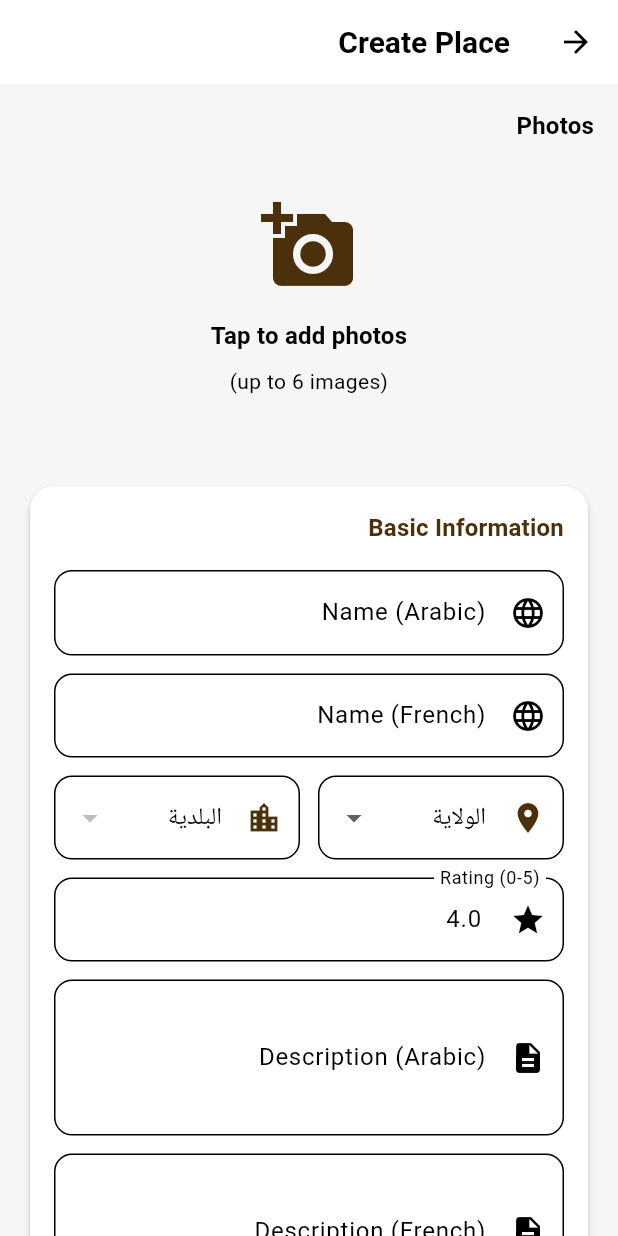
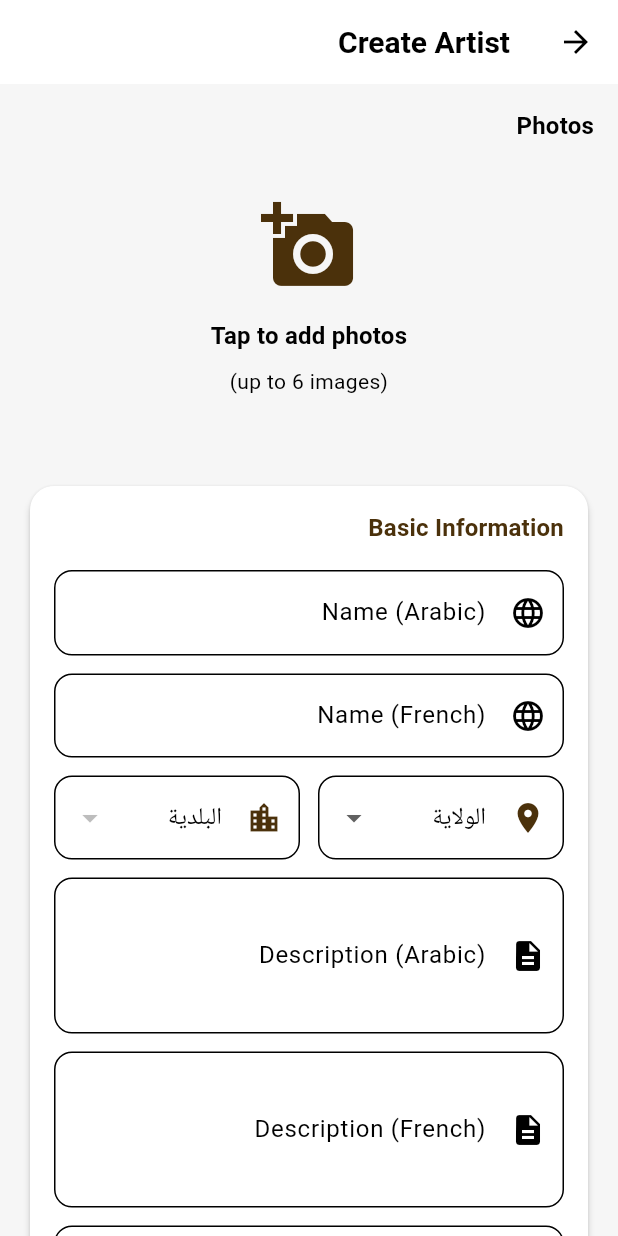
Before and after one commit to zaki-mj/traditio, a Flutter app: the ArtistFormPage screen opened directly, on a phone screen of 412 x 824 dp. Run offline on Flutter 3.47's test engine with Material 3 defaults, Android fonts, the phone set to English and light mode, and no system bars; our stand-ins replace cloud_firestore, firebase_auth, firebase_core, firebase_storage, image_picker, shared_preferences and 1 more; missing offline and left inert: cloudinary_public; accounts and stored records are empty.

Commit message:
artists again

```diff
--- a/lib/pages/artist_form_page.dart
+++ b/lib/pages/artist_form_page.dart
@@ -3,15 +3,15 @@ import 'package:traditional_gems/models/artist.dart';
 import '../services/firebase_services.dart';
 import '../services/cloudinary_service.dart';
 import 'package:traditional_gems/services/location_services.dart';
-import '../models/place.dart';
+import '../models/artist.dart';
 import '../l10n/app_localizations.dart';
 import 'dart:io';
 import 'package:image_picker/image_picker.dart';
 
 class ArtistFormPage extends StatefulWidget {
-  final PointOfInterest? place;
+  final Artist? artist;
 
-  const ArtistFormPage({super.key, this.place});
+  const ArtistFormPage({super.key, this.artist});
 
   @override
   State<ArtistFormPage> createState() => _ArtistFormPageState();
@@ -29,7 +29,6 @@ class _ArtistFormPageState extends State<ArtistFormPage> {
   late TextEditingController _facebookController;
   late TextEditingController _instagramController;
   late TextEditingController _tiktokController;
-  late TextEditingController _ratingController;
 
   String? selectedStateCode;
   String? selectedCityName;
@@ -51,7 +50,7 @@ class _ArtistFormPageState extends State<ArtistFormPage> {
   @override
   void initState() {
     super.initState();
-    final p = widget.place;
+    final p = widget.artist;
 
     _nameARController = TextEditingController(text: p?.nameAR ?? '');
     _nameFRController = TextEditingController(text: p?.nameFR ?? '');
@@ -64,7 +63,6 @@ class _ArtistFormPageState extends State<ArtistFormPage> {
     _facebookController = TextEditingController(text: p?.facebookLink ?? '');
     _instagramController = TextEditingController(text: p?.instagramLink ?? '');
     _tiktokController = TextEditingController(text: p?.tiktokLink ?? '');
-    _ratingController = TextEditingController(text: p?.rating.toString() ?? '4.0');
 
     if (p != null && p.imageUrls != null) {
       _existingImageUrls = List<String>.from(p.imageUrls!);
@@ -127,11 +125,11 @@ class _ArtistFormPageState extends State<ArtistFormPage> {
     _facebookController.dispose();
     _instagramController.dispose();
     _tiktokController.dispose();
-    _ratingController.dispose();
+
     super.dispose();
   }
 
-  Future<void> _savePlace() async {
+  Future<void> _saveArtist() async {
     // Basic validation
     if (_nameARController.text.trim().isEmpty || _nameFRController.text.trim().isEmpty || selectedStateCode == null || selectedCityName == null || _phoneController.text.trim().isEmpty || _emailController.text.trim().isEmpty) {
       ScaffoldMessenger.of(context).showSnackBar(const SnackBar(content: Text('Please fill required fields'), backgroundColor: Colors.red));
@@ -155,11 +153,8 @@ class _ArtistFormPageState extends State<ArtistFormPage> {
 
     print('DEBUG: Final imageUrls before saving to Firestore: ${finalImageUrls.length} items → $finalImageUrls');
 
-    final rating = double.tryParse(_ratingController.text) ?? 4.0;
-    final clampedRating = rating.clamp(0.0, 5.0);
-
     final art = Artist(
-      id: widget.place?.id,
+      id: widget.artist?.id,
       nameAR: _nameARController.text.trim(),
       nameFR: _nameFRController.text.trim(),
       wilayaCode: selectedStateCode!,
@@ -178,13 +173,13 @@ class _ArtistFormPageState extends State<ArtistFormPage> {
       facebookLink: _facebookController.text.trim().isNotEmpty ? _facebookController.text.trim() : null,
       instagramLink: _instagramController.text.trim().isNotEmpty ? _instagramController.text.trim() : null,
       tiktokLink: _tiktokController.text.trim().isNotEmpty ? _tiktokController.text.trim() : null,
-      createdAt: widget.place?.createdAt ?? DateTime.now(),
+      createdAt: widget.artist?.createdAt ?? DateTime.now(),
       updatedAt: DateTime.now(),
     );
 
     try {
       final svc = FirebaseServices();
-      if (widget.place == null) {
+      if (widget.artist == null) {
         await svc.createArtist(art);
         print('DEBUG: New POI created successfully');
       } else {
@@ -210,13 +205,13 @@ class _ArtistFormPageState extends State<ArtistFormPage> {
   Widget build(BuildContext context) {
     final loc = AppLocalizations(Localizations.localeOf(context));
     final theme = Theme.of(context);
-    final isEditing = widget.place != null;
+    final isEditing = widget.artist != null;
     final currentLocale = Localizations.localeOf(context).languageCode;
 
     final allImages = [..._existingImageUrls.map((url) => url), ..._newPickedImages.map((f) => f.path)];
 
     return Scaffold(
-      appBar: AppBar(title: Text(isEditing ? 'Edit Place' : 'Create Place')),
+      appBar: AppBar(title: Text(isEditing ? 'Edit Artist' : 'Create Artist')),
       body: Stack(
         children: [
           ListView(
@@ -434,17 +429,6 @@ class _ArtistFormPageState extends State<ArtistFormPage> {
                       ),
 
                       const SizedBox(height: 12),
-                      TextField(
-                        controller: _ratingController,
-                        keyboardType: const TextInputType.numberWithOptions(decimal: true),
-                        decoration: InputDecoration(
-                          labelText: 'Rating (0-5)',
-                          hintText: '4.5',
-                          border: OutlineInputBorder(borderRadius: BorderRadius.circular(12)),
-                          prefixIcon: const Icon(Icons.star),
-                        ),
-                      ),
-                      const SizedBox(height: 12),
 
                       TextField(
                         controller: _descriptionARController,
@@ -593,7 +577,7 @@ class _ArtistFormPageState extends State<ArtistFormPage> {
                   const SizedBox(width: 16),
                   Expanded(
                     child: ElevatedButton(
-                      onPressed: _isUploading ? null : _savePlace,
+                      onPressed: _isUploading ? null : _saveArtist,
                       child: _isUploading ? const SizedBox(width: 20, height: 20, child: CircularProgressIndicator(strokeWidth: 2.5)) : Text(isEditing ? 'Update' : 'Create'),
                     ),
                   ),
```
Also changed, not shown: lib/pages/home_page.dart (+65 -12 lines).
